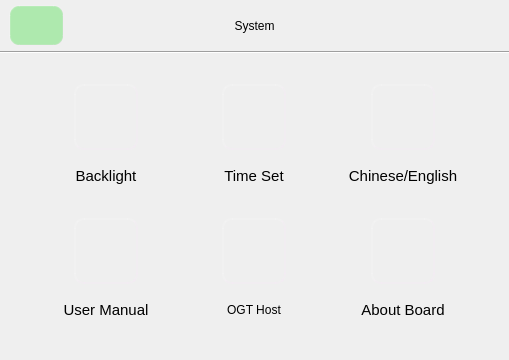
Qt form sys_setting.ui (jizizihe/baijie_demo) before a commit.
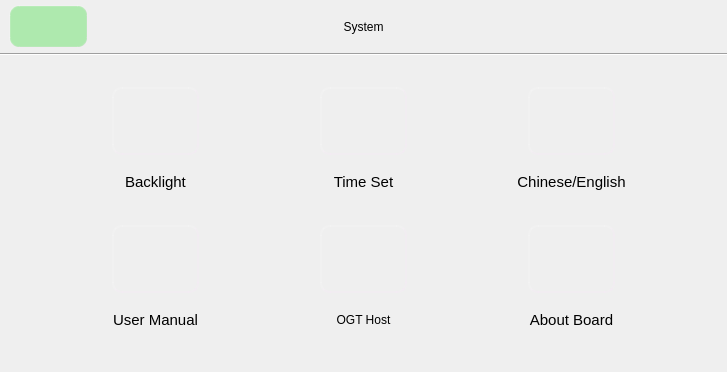
The same form after that commit. Icons and pictures are not drawn.

The edit to the form file:
```diff
--- a/sys_setting.ui
+++ b/sys_setting.ui
@@ -6,8 +6,8 @@
    <rect>
     <x>0</x>
     <y>0</y>
-    <width>509</width>
-    <height>360</height>
+    <width>727</width>
+    <height>372</height>
    </rect>
   </property>
   <property name="sizePolicy">
```
